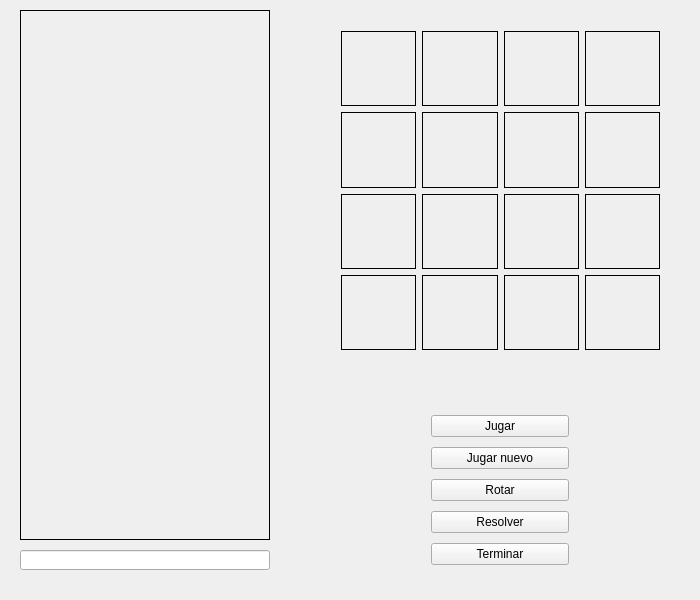
Old version of the form widget.ui in the repository EdgarMagdaleno/Boggle.
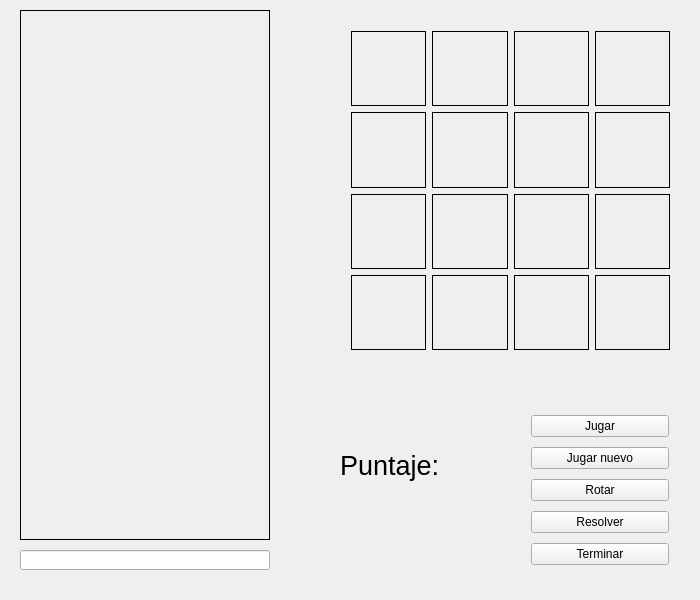
New version of the form.

Commit message: Added full GUI functionality

Diff of the .ui file:
```diff
--- a/widget.ui
+++ b/widget.ui
@@ -2,6 +2,9 @@
 <ui version="4.0">
  <class>Widget</class>
  <widget class="QWidget" name="Widget">
+  <property name="enabled">
+   <bool>true</bool>
+  </property>
   <property name="geometry">
    <rect>
     <x>0</x>
@@ -10,13 +13,19 @@
     <height>600</height>
    </rect>
   </property>
+  <property name="sizePolicy">
+   <sizepolicy hsizetype="Fixed" vsizetype="Fixed">
+    <horstretch>0</horstretch>
+    <verstretch>0</verstretch>
+   </sizepolicy>
+  </property>
   <property name="windowTitle">
    <string>Boggle</string>
   </property>
   <widget class="QWidget" name="gridLayoutWidget">
    <property name="geometry">
     <rect>
-     <x>330</x>
+     <x>340</x>
      <y>20</y>
      <width>341</width>
      <height>341</height>
@@ -316,7 +325,7 @@
   <widget class="QWidget" name="verticalLayoutWidget">
    <property name="geometry">
     <rect>
-     <x>420</x>
+     <x>520</x>
      <y>400</y>
      <width>160</width>
      <height>181</height>
@@ -392,6 +401,45 @@
     <enum>Qt::PlainText</enum>
    </property>
   </widget>
+  <widget class="QLabel" name="label_17">
+   <property name="geometry">
+    <rect>
+     <x>340</x>
+     <y>450</y>
+     <width>111</width>
+     <height>31</height>
+    </rect>
+   </property>
+   <property name="font">
+    <font>
+     <pointsize>20</pointsize>
+    </font>
+   </property>
+   <property name="text">
+    <string>Puntaje:</string>
+   </property>
+  </widget>
+  <widget class="QLabel" name="pointsLabel">
+   <property name="geometry">
+    <rect>
+     <x>330</x>
+     <y>490</y>
+     <width>131</width>
+     <height>81</height>
+    </rect>
+   </property>
+   <property name="font">
+    <font>
+     <pointsize>30</pointsize>
+    </font>
+   </property>
+   <property name="text">
+    <string/>
+   </property>
+   <property name="alignment">
+    <set>Qt::AlignCenter</set>
+   </property>
+  </widget>
  </widget>
  <layoutdefault spacing="6" margin="11"/>
  <resources/>
```
The commit also changes 3 other files.
